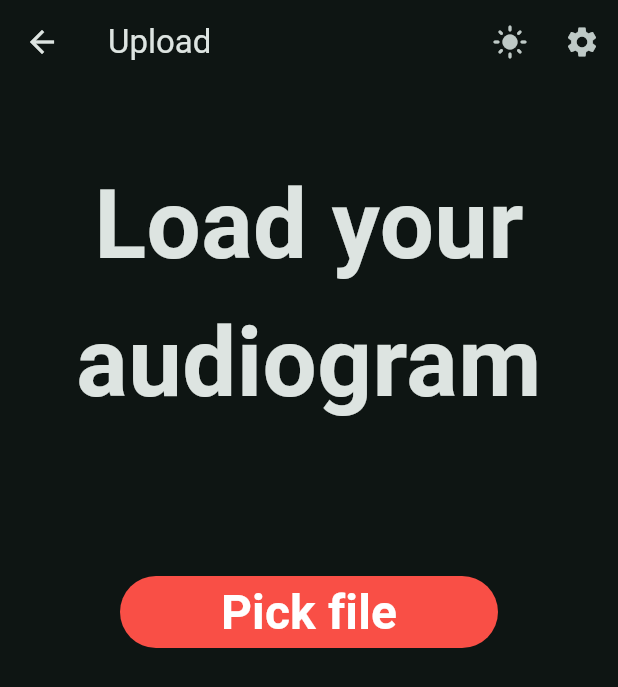
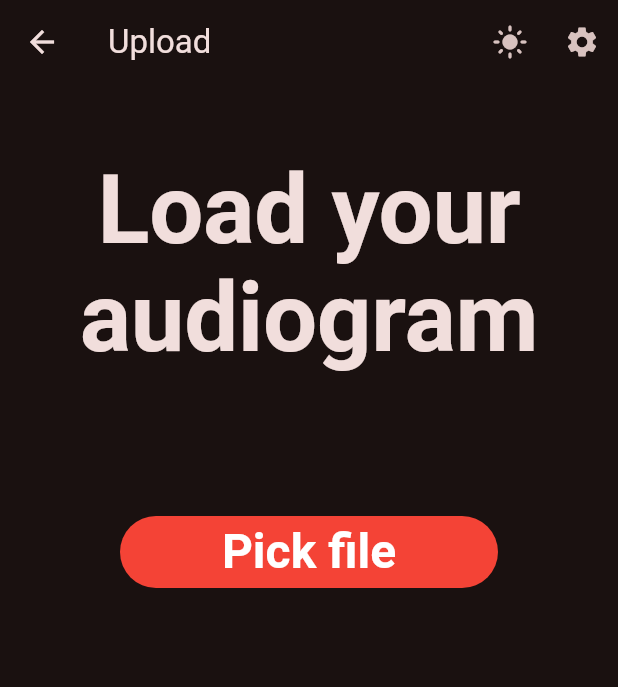
Before and after one commit to HearMate/hear-mate-app, a Flutter app: the EchoParseUploadScreen screen opened by its route, after a tap on the "dark mode" icon, on a phone screen of 412 x 824 dp. Shown: the top 687 px of the screen. Run offline on Flutter 3.47's test engine with Material 3 defaults, Android fonts, the phone set to English and light mode, and no system bars; our stand-ins replace audioplayers, bloc, file_picker, fl_chart, flutter_bloc, flutter_svg and 2 more; accounts and stored records are empty; generated files the repository leaves out were written again.

Commit message:
Add HearMate theme.

```diff
--- a/lib/data/constants.dart
+++ /dev/null
@@ -1,31 +0,0 @@
-import 'package:flutter/material.dart';
-
-// TODO: Convert to theme
-class KConstants {
-  static const echoParseRed = Color(0xFFF94F46);
-
-  static const headerStyle = TextStyle(
-    fontSize: 64.0,
-    fontWeight: FontWeight.bold,
-  );
-
-  static const bigButtonStyle = TextStyle(
-    fontSize: 20.0,
-    fontWeight: FontWeight.bold,
-  );
-
-  static const hugeButtonStyle = TextStyle(
-    fontSize: 32.0,
-    fontWeight: FontWeight.bold,
-  );
-
-  static const bigButtonStyleRed = TextStyle(
-    fontSize: 20.0,
-    fontWeight: FontWeight.bold,
-    color: echoParseRed,
-  );
-
-  static const paragraphStyle = TextStyle(fontSize: 16.0);
-
-  static const helperStyle = TextStyle(color: Colors.blueGrey, fontSize: 16.0);
-}
--- a/lib/data/languages.dart
+++ b/lib/data/languages.dart
@@ -1,6 +1,4 @@
 import 'package:flutter/material.dart';
-
-// TODO: Remove this
 
 class Languages {
   static const List<Locale> supportedLocales = [Locale('en'), Locale('pl')];
--- a/lib/home_page.dart
+++ b/lib/home_page.dart
@@ -1,5 +1,4 @@
 import 'package:flutter/material.dart';
-import 'package:hear_mate_app/data/constants.dart';
 import 'package:hear_mate_app/widgets/hm_app_bar.dart';
 import 'package:lottie/lottie.dart';
 import 'package:flutter_gen/gen_l10n/app_localizations.dart';
@@ -20,11 +19,11 @@ class HomePage extends StatelessWidget {
             mainAxisAlignment: MainAxisAlignment.center,
             children: [
               Lottie.asset("assets/lotties/welcome.json", height: 100),
-              const Padding(
+              Padding(
                 padding: EdgeInsets.fromLTRB(0, 0, 0, 20.0),
                 child: Text(
                   'HearMate',
-                  style: KConstants.headerStyle,
+                  style: Theme.of(context).textTheme.displayLarge,
                   textAlign: TextAlign.center,
                 ),
               ),
@@ -40,7 +39,7 @@ class HomePage extends StatelessWidget {
                   padding: const EdgeInsets.all(8.0),
                   child: Text(
                     AppLocalizations.of(context)!.homepage_button_audioTest,
-                    style: KConstants.bigButtonStyle,
+                    style: Theme.of(context).textTheme.labelLarge,
                   ),
                 ),
               ),
@@ -55,7 +54,10 @@ class HomePage extends StatelessWidget {
                 },
                 child: Padding(
                   padding: const EdgeInsets.all(8.0),
-                  child: Text('Echo Parse', style: KConstants.bigButtonStyle),
+                  child: Text(
+                    'Echo Parse',
+                    style: Theme.of(context).textTheme.labelLarge,
+                  ),
                 ),
               ),
 
--- a/lib/main.dart
+++ b/lib/main.dart
@@ -144,15 +144,7 @@ class MyApp extends StatelessWidget {
                     );
                   },
                   title: 'HearMate',
-                  theme: ThemeData(
-                    colorScheme: ColorScheme.fromSeed(
-                      seedColor: Colors.teal,
-                      brightness:
-                          themeState.isDarkMode
-                              ? Brightness.dark
-                              : Brightness.light,
-                    ),
-                  ),
+                  theme: buildHearMateTheme(isDarkMode: themeState.isDarkMode),
                   home: HomePage(),
                 );
               },
--- a/lib/modules/echo_parse/screens/echo_parse_upload_page/echo_parse_upload_page.dart
+++ b/lib/modules/echo_parse/screens/echo_parse_upload_page/echo_parse_upload_page.dart
@@ -1,7 +1,6 @@
 import 'package:flutter/material.dart';
 import 'package:flutter_svg/svg.dart';
 import 'package:flutter_bloc/flutter_bloc.dart';
-import 'package:hear_mate_app/data/constants.dart';
 import 'package:hear_mate_app/modules/echo_parse/blocs/echo_parse_bloc.dart';
 import 'package:hear_mate_app/widgets/hm_app_bar.dart';
 import 'package:flutter_gen/gen_l10n/app_localizations.dart';
@@ -33,7 +32,7 @@ class EchoParseUploadScreen extends StatelessWidget {
                         context,
                       )!.echoparse_upload_headerUpload,
                       textAlign: TextAlign.center,
-                      style: KConstants.headerStyle,
+                      style: Theme.of(context).textTheme.displayLarge,
                     ),
                     SizedBox(height: 48),
                     if (state.image != null)
@@ -51,7 +50,7 @@ class EchoParseUploadScreen extends StatelessWidget {
                           FilledButton(
                             style: FilledButton.styleFrom(
                               minimumSize: Size(252, 48),
-                              backgroundColor: KConstants.echoParseRed,
+                              backgroundColor: Theme.of(context).primaryColor,
                             ),
                             onPressed: () {
                               context.read<EchoParseBloc>().add(
@@ -66,9 +65,8 @@ class EchoParseUploadScreen extends StatelessWidget {
                               AppLocalizations.of(
                                 context,
                               )!.echoparse_upload_buttonUpload,
-                              style: KConstants.hugeButtonStyle.copyWith(
-                                color: Colors.white,
-                              ),
+                              style: Theme.of(context).textTheme.displayMedium
+                                  ?.copyWith(color: Colors.white),
                             ),
                           ),
                         ],
@@ -77,7 +75,7 @@ class EchoParseUploadScreen extends StatelessWidget {
                     FilledButton(
                       style: FilledButton.styleFrom(
                         minimumSize: Size(252, 48),
-                        backgroundColor: KConstants.echoParseRed,
+                        backgroundColor: Colors.red,
                       ),
                       onPressed: () {
                         context.read<EchoParseBloc>().add(
@@ -88,9 +86,8 @@ class EchoParseUploadScreen extends StatelessWidget {
                         AppLocalizations.of(
                           context,
                         )!.echoparse_upload_buttonPick,
-                        style: KConstants.hugeButtonStyle.copyWith(
-                          color: Colors.white,
-                        ),
+                        style: Theme.of(context).textTheme.displayMedium
+                            ?.copyWith(color: Colors.white),
                       ),
                     ),
                   ],
--- a/lib/modules/echo_parse/screens/echo_parse_welcome_page/echo_parse_welcome_page.dart
+++ b/lib/modules/echo_parse/screens/echo_parse_welcome_page/echo_parse_welcome_page.dart
@@ -1,5 +1,4 @@
 import 'package:flutter/material.dart';
-import 'package:hear_mate_app/data/constants.dart';
 import 'package:hear_mate_app/widgets/hm_app_bar.dart';
 import 'package:flutter_gen/gen_l10n/app_localizations.dart';
 import 'package:lottie/lottie.dart';
@@ -30,7 +29,7 @@ class EchoParseWelcomeScreen extends StatelessWidget {
                 ),
                 Text(
                   AppLocalizations.of(context)!.echoparse_welcome_header,
-                  style: KConstants.headerStyle.copyWith(
+                  style: Theme.of(context).textTheme.displayLarge?.copyWith(
                     fontSize:
                         MediaQuery.of(context).size.width > 500 ? 64.0 : 48.0,
                   ),
@@ -55,7 +54,7 @@ class EchoParseWelcomeScreen extends StatelessWidget {
                         padding: const EdgeInsets.symmetric(horizontal: 20),
                         child: Text(
                           AppLocalizations.of(context)!.echoparse_welcome_body,
-                          style: KConstants.paragraphStyle,
+                          style: Theme.of(context).textTheme.bodyMedium,
                           textAlign: TextAlign.justify,
                         ),
                       ),
@@ -79,9 +78,8 @@ class EchoParseWelcomeScreen extends StatelessWidget {
                               AppLocalizations.of(
                                 context,
                               )!.echoparse_welcome_button_body,
-                              style: KConstants.bigButtonStyle.copyWith(
-                                color: Colors.white,
-                              ),
+                              style: Theme.of(context).textTheme.labelLarge
+                                  ?.copyWith(color: Colors.white),
                             ),
                           ),
                         ),
--- a/lib/modules/hearing_test/screens/hearing_test_result_page/hearing_test_result_page.dart
+++ b/lib/modules/hearing_test/screens/hearing_test_result_page/hearing_test_result_page.dart
@@ -1,6 +1,5 @@
 import 'package:flutter/material.dart';
 import 'package:flutter_bloc/flutter_bloc.dart';
-import 'package:hear_mate_app/data/constants.dart';
 import 'package:hear_mate_app/modules/hearing_test/blocs/hearing_test/hearing_test_bloc.dart';
 import 'package:hear_mate_app/modules/hearing_test/screens/hearing_test_result_page/audiogram_chart.dart';
 import 'package:hear_mate_app/widgets/hm_app_bar.dart';
@@ -116,7 +115,9 @@ class HearingTestResultPage extends StatelessWidget {
                             Text(
                               'This generated audiogram and hearing test results are not precise and should be interpreted with caution. '
                               'For an accurate diagnosis, please consult a qualified audiologist or healthcare professional.',
-                              style: KConstants.helperStyle.copyWith(
+                              style: Theme.of(
+                                context,
+                              ).textTheme.bodyMedium?.copyWith(
                                 color:
                                     Theme.of(
                                       context,
--- a/packages/hm_theme/lib/hm_theme.dart
+++ b/packages/hm_theme/lib/hm_theme.dart
@@ -1,3 +1,40 @@
 library hm_theme;
 
+import 'package:flutter/material.dart';
+
 export 'src/bloc/hm_theme_bloc.dart';
+
+ThemeData buildHearMateTheme({required bool isDarkMode}) {
+  const echoParseRed = Color(0xFFF94F46);
+
+  return ThemeData(
+    colorScheme: ColorScheme.fromSeed(
+      seedColor: echoParseRed,
+      brightness: isDarkMode ? Brightness.dark : Brightness.light,
+      primary: echoParseRed,
+    ),
+    textTheme: const TextTheme(
+      displayLarge: TextStyle(
+        fontSize: 64.0,
+        fontWeight: FontWeight.bold,
+      ),
+      labelLarge: TextStyle(
+        fontSize: 20.0,
+        fontWeight: FontWeight.bold,
+      ),
+      displayMedium: TextStyle(
+        fontSize: 32.0,
+        fontWeight: FontWeight.bold,
+      ),
+      bodyMedium: TextStyle(fontSize: 16.0),
+    ),
+    elevatedButtonTheme: ElevatedButtonThemeData(
+      style: ElevatedButton.styleFrom(
+        textStyle: const TextStyle(
+          fontSize: 20.0,
+          fontWeight: FontWeight.bold,
+        ),
+      ),
+    ),
+  );
+}
```
